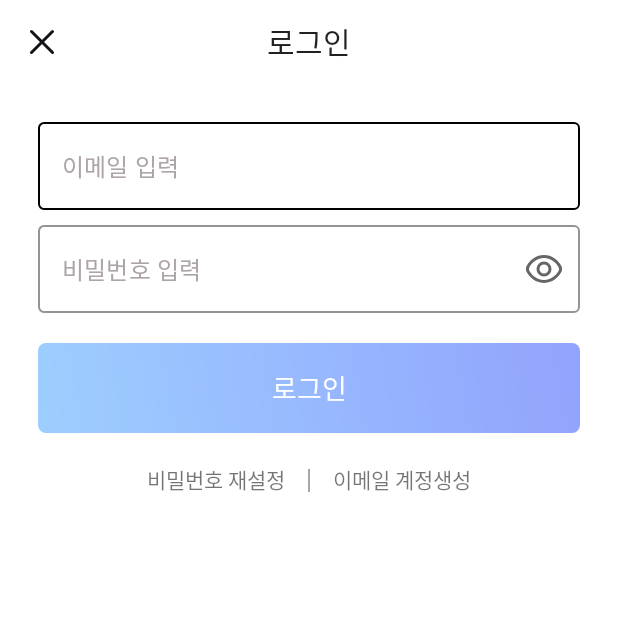
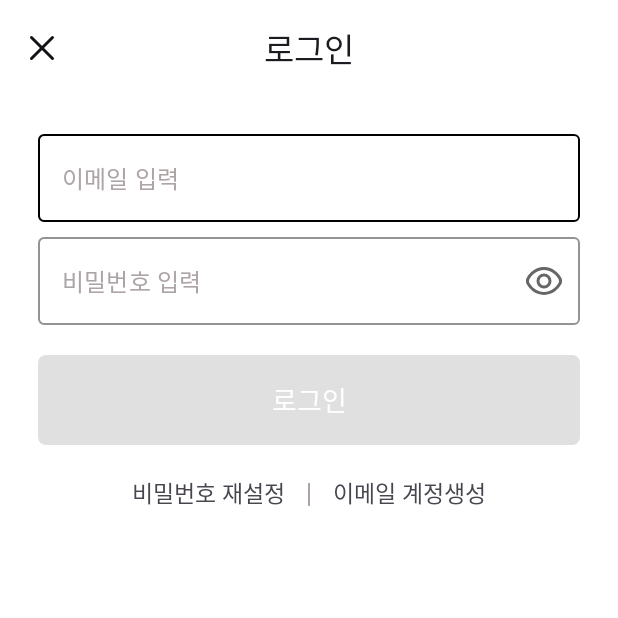
Before and after one commit to youuungh/RemindPassword, an Android app: the screen it shows after launch (LoginActivity), after a tap on "로그인", on a phone screen of 412 x 824 dp, the top half of it. Run offline under Robolectric (Android 15) with nearby library versions, the phone set to English and light mode, and no system bars; our stand-ins replace Firebase (no records; nobody signed in at launch, a user with empty details on screens opened directly).

Commit message:
비밀번호 관리자

```diff
--- a/app/src/main/AndroidManifest.xml
+++ b/app/src/main/AndroidManifest.xml
@@ -46,7 +46,7 @@
         <activity
             android:name=".SettingActivity"
             android:exported="true"
-            android:theme="@style/settingTheme"
+            android:theme="@style/mainTheme"
             android:windowSoftInputMode="adjustUnspecified">
             <meta-data
                 android:name="android.support.PARENT_ACTIVITY"
--- a/app/src/main/java/com/example/passwordmanager/CreateAccountActivity.java
+++ b/app/src/main/java/com/example/passwordmanager/CreateAccountActivity.java
@@ -3,6 +3,7 @@ package com.example.passwordmanager;
 import androidx.annotation.NonNull;
 import androidx.appcompat.app.AppCompatActivity;
 
+import android.content.Intent;
 import android.graphics.Color;
 import android.graphics.Paint;
 import android.os.Build;
@@ -54,6 +55,9 @@ public class CreateAccountActivity extends AppCompatActivity {
         tv_login = findViewById(R.id.tv_login);
         tv_login.setPaintFlags(tv_login.getPaintFlags() | Paint.UNDERLINE_TEXT_FLAG);
         tv_login.setOnClickListener(view -> {
+            Intent intent = new Intent(this, LoginActivity.class);
+            intent.setFlags(Intent.FLAG_ACTIVITY_CLEAR_TOP);
+            startActivity(intent);
             finish();
         });
 
--- a/app/src/main/java/com/example/passwordmanager/HomeActivity.java
+++ b/app/src/main/java/com/example/passwordmanager/HomeActivity.java
@@ -35,15 +35,15 @@ public class HomeActivity extends AppCompatActivity {
         // 가입하기
         home_register = findViewById(R.id.home_register);
         home_register.setOnClickListener(view -> {
-            Intent intent_register = new Intent(HomeActivity.this, CreateAccountActivity.class);
-            startActivity(intent_register);
+            Intent intent = new Intent(this, CreateAccountActivity.class);
+            startActivity(intent);
         });
 
         // 로그인
         home_login = findViewById(R.id.home_login);
         home_login.setOnClickListener(view -> {
-            Intent intent_login = new Intent(HomeActivity.this, LoginActivity.class);
-            startActivity(intent_login);
+            Intent intent = new Intent(this, LoginActivity.class);
+            startActivity(intent);
         });
     }
 }
--- /dev/null
+++ b/app/src/main/res/drawable/flag_loginbutton.xml
@@ -0,0 +1,12 @@
+<?xml version="1.0" encoding="utf-8"?>
+<selector xmlns:android="http://schemas.android.com/apk/res/android">
+    <item android:drawable="@drawable/rounded_register_button" android:state_enabled="true"></item>
+    <item android:state_enabled="false">
+        <shape>
+            <solid
+                android:color="#E0E0E0"/>
+            <corners
+                android:radius="5dp"/>
+        </shape>
+    </item>
+</selector>
--- a/app/src/main/res/drawable/ic_baseline_visibility_18.xml
+++ /dev/null
@@ -1,5 +0,0 @@
-<vector android:height="18dp" android:tint="#ADA4A5"
-    android:viewportHeight="24" android:viewportWidth="24"
-    android:width="18dp" xmlns:android="http://schemas.android.com/apk/res/android">
-    <path android:fillColor="@android:color/white" android:pathData="M12,4.5C7,4.5 2.73,7.61 1,12c1.73,4.39 6,7.5 11,7.5s9.27,-3.11 11,-7.5c-1.73,-4.39 -6,-7.5 -11,-7.5zM12,17c-2.76,0 -5,-2.24 -5,-5s2.24,-5 5,-5 5,2.24 5,5 -2.24,5 -5,5zM12,9c-1.66,0 -3,1.34 -3,3s1.34,3 3,3 3,-1.34 3,-3 -1.34,-3 -3,-3z"/>
-</vector>
--- a/app/src/main/res/drawable/ic_baseline_visibility_off_18.xml
+++ /dev/null
@@ -1,5 +0,0 @@
-<vector android:height="18dp" android:tint="#ADA4A5"
-    android:viewportHeight="24" android:viewportWidth="24"
-    android:width="18dp" xmlns:android="http://schemas.android.com/apk/res/android">
-    <path android:fillColor="@android:color/white" android:pathData="M12,7c2.76,0 5,2.24 5,5 0,0.65 -0.13,1.26 -0.36,1.83l2.92,2.92c1.51,-1.26 2.7,-2.89 3.43,-4.75 -1.73,-4.39 -6,-7.5 -11,-7.5 -1.4,0 -2.74,0.25 -3.98,0.7l2.16,2.16C10.74,7.13 11.35,7 12,7zM2,4.27l2.28,2.28 0.46,0.46C3.08,8.3 1.78,10.02 1,12c1.73,4.39 6,7.5 11,7.5 1.55,0 3.03,-0.3 4.38,-0.84l0.42,0.42L19.73,22 21,20.73 3.27,3 2,4.27zM7.53,9.8l1.55,1.55c-0.05,0.21 -0.08,0.43 -0.08,0.65 0,1.66 1.34,3 3,3 0.22,0 0.44,-0.03 0.65,-0.08l1.55,1.55c-0.67,0.33 -1.41,0.53 -2.2,0.53 -2.76,0 -5,-2.24 -5,-5 0,-0.79 0.2,-1.53 0.53,-2.2zM11.84,9.02l3.15,3.15 0.02,-0.16c0,-1.66 -1.34,-3 -3,-3l-0.17,0.01z"/>
-</vector>
--- a/app/src/main/res/drawable/rounded_login_button.xml
+++ b/app/src/main/res/drawable/rounded_login_button.xml
@@ -6,7 +6,7 @@ android:color="?colorControlHighlight">
         <solid
             android:color="@color/white"/>
         <corners
-            android:radius="15dp"/>
+            android:radius="5dp"/>
     </shape>
 </item>
 </ripple>
--- a/app/src/main/res/layout/activity_home.xml
+++ b/app/src/main/res/layout/activity_home.xml
@@ -31,24 +31,26 @@
         android:paddingRight="25dp"
         android:orientation="vertical">
 
-        <Button
+        <com.google.android.material.button.MaterialButton
             android:id="@+id/home_register"
             android:layout_width="match_parent"
             android:layout_height="55dp"
             android:layout_marginTop="35dp"
             android:gravity="center"
+            app:backgroundTint="@null"
             android:background="@drawable/rounded_register_button"
             android:text="회원가입"
             android:textColor="#FFFFFF"
             android:textSize="18sp"
             style="?android:attr/borderlessButtonStyle"/>
 
-        <Button
+        <com.google.android.material.button.MaterialButton
             android:id="@+id/home_login"
             android:layout_width="match_parent"
             android:layout_height="55dp"
             android:layout_marginTop="10dp"
             android:gravity="center"
+            app:backgroundTint="@null"
             android:background="@drawable/rounded_login_button"
             android:text="로그인"
             android:textColor="#7B6F72"
--- a/app/src/main/res/layout/activity_login.xml
+++ b/app/src/main/res/layout/activity_login.xml
@@ -28,7 +28,8 @@
         android:layout_width="match_parent"
         android:layout_height="0dp"
         app:layout_constraintBottom_toBottomOf="parent"
-        app:layout_constraintTop_toBottomOf="@+id/layout_appbar">
+        app:layout_constraintTop_toBottomOf="@+id/layout_appbar"
+        android:id="@+id/loginScreen">
 
         <LinearLayout
             android:layout_width="match_parent"
@@ -103,16 +104,18 @@
                 android:layout_height="wrap_content"
                 android:layout_marginTop="20dp">
 
-                <Button
+                <com.google.android.material.button.MaterialButton
                     android:id="@+id/button_login"
                     android:layout_width="match_parent"
                     android:layout_height="60dp"
                     android:gravity="center_horizontal|center_vertical"
-                    android:background="@drawable/rounded_register_button"
+                    app:backgroundTint="@null"
+                    android:background="@drawable/flag_loginbutton"
                     android:text="로그인"
                     android:textColor="#FFFFFF"
                     android:textSize="18sp"
-                    style="?android:attr/borderlessButtonStyle"/>
+                    style="?android:attr/borderlessButtonStyle"
+                    android:enabled="false"/>
 
                 <ProgressBar
                     android:id="@+id/progressBar"
@@ -138,8 +141,9 @@
                     android:layout_width="0dp"
                     android:layout_height="wrap_content"
                     android:layout_weight="1"
+                    android:layout_marginEnd="15dp"
                     android:gravity="center|end"
-                    android:layout_marginEnd="15dp"
+                    android:textSize="15sp"
                     android:text="비밀번호 재설정"/>
 
                 <View
@@ -150,12 +154,15 @@
                     android:background="#ADA4A5"/>
 
                 <TextView
+                    android:id="@+id/tvCreateAccount"
                     android:layout_width="0dp"
                     android:layout_height="wrap_content"
                     android:layout_weight="1"
                     android:layout_marginStart="15dp"
+                    android:textSize="15sp"
                     android:layout_gravity="center|start"
                     android:text="이메일 계정생성"/>
+
             </LinearLayout>
         </LinearLayout>
     </FrameLayout>
--- a/app/src/main/res/values/themes.xml
+++ b/app/src/main/res/values/themes.xml
@@ -1,6 +1,6 @@
 <resources xmlns:tools="http://schemas.android.com/tools">
     <!-- Base application theme. -->
-    <style name="homeTheme" parent="Theme.AppCompat.Light.NoActionBar">
+    <style name="homeTheme" parent="Theme.Material3.Light.NoActionBar">
         <!-- Primary brand color. -->
         <item name="colorPrimary">@color/purple_500</item>
         <item name="colorPrimaryVariant">@color/purple_700</item>
@@ -18,13 +18,13 @@
         <!-- Customize your theme here. -->
     </style>
 
-    <style name="loginRegisterTheme" parent="Theme.AppCompat.Light.NoActionBar">
+    <style name="loginRegisterTheme" parent="Theme.Material3.Light.NoActionBar">
         <item name="android:statusBarColor">@android:color/white</item>
         <item name="android:navigationBarColor">@android:color/white</item>
         <item name="android:windowLightStatusBar" tools:targetApi="m">true</item>
     </style>
 
-    <style name="mainTheme" parent="Theme.AppCompat.Light.NoActionBar">
+    <style name="mainTheme" parent="Theme.Material3.Light.NoActionBar">
         <item name="android:statusBarColor">@android:color/transparent</item>
         <item name="android:navigationBarColor">@android:color/transparent</item>
         <item name="android:windowLightStatusBar" tools:targetApi="m">true</item>
@@ -32,13 +32,6 @@
         <item name="actionOverflowButtonStyle">@style/actionButtonOverflow</item>
         <item name="colorControlHighlight">#F0F1F1</item>
         <item name="android:listDivider">@android:color/transparent</item>
-    </style>
-
-    <style name="settingTheme" parent="Theme.AppCompat.Light.NoActionBar">
-        <item name="android:statusBarColor">@android:color/transparent</item>
-        <item name="android:navigationBarColor">@android:color/transparent</item>
-        <item name="android:windowLightStatusBar" tools:targetApi="m">true</item>
-        <item name="colorControlHighlight">#F0F1F1</item>
     </style>
 
     <style name="buttonRipple">
```
Also changed, not shown: app/src/main/java/com/example/passwordmanager/LoginActivity.java (+44 -47 lines), app/src/main/res/drawable/rounded_register_button.xml (line endings or trailing spaces).
